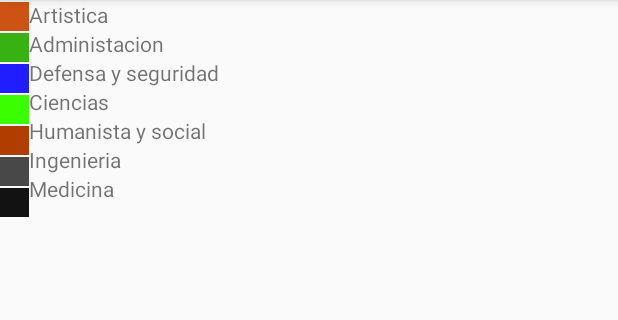
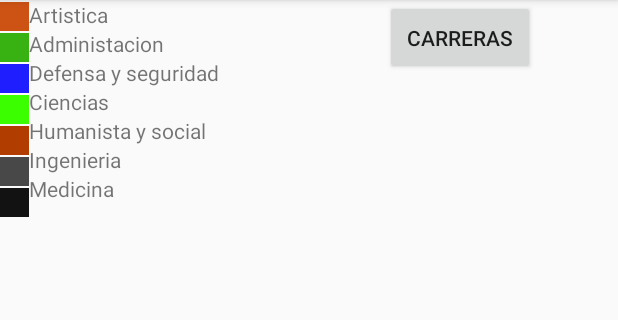
Before and after one commit to isaiascaamalgarcia/nu-uk, an Android app: the fragment Sec_result shown on its own in the app's theme, on a phone screen of 412 x 824 dp, the part 84-404 px from its top. Run offline under Robolectric (Android 15) with nearby library versions, the light colour scheme and no system bars; 4 statements that could not run were skipped.

Commit message:
+Ajustes :+1:

```diff
--- a/NuUkAppMobile/app/src/main/java/com/example/nuuk/nuukappmobile/Sec_result.java
+++ b/NuUkAppMobile/app/src/main/java/com/example/nuuk/nuukappmobile/Sec_result.java
@@ -3,10 +3,12 @@ package com.example.nuuk.nuukappmobile;
 import android.support.v4.app.Fragment;
 import android.graphics.Color;
 import android.os.Bundle;
+import android.support.v4.app.FragmentManager;
 import android.util.Log;
 import android.view.LayoutInflater;
 import android.view.View;
 import android.view.ViewGroup;
+import android.widget.Button;
 import android.widget.HorizontalScrollView;
 import android.widget.LinearLayout;
 import android.widget.RelativeLayout;
@@ -20,13 +22,14 @@ public class Sec_result extends Fragment{
     LinearLayout la;
     View rootView;
     String[] lista;
+    Button btn;
     int art=0,adm=0,def=0,cien=0,hum=0,ing=0,med=0;
 
 
     public Sec_result() {
         Sec_test object = new Sec_test();
         this.lista =  object.querysAnswer.lista.toArray(new String[object.querysAnswer.lista.size()]);
-        this.art= object.ing;
+        this.art = object.ing;
         this.adm = object.adm;
         this.def = object.def;
         this.cien = object.cien;
@@ -38,8 +41,21 @@ public class Sec_result extends Fragment{
 
     @Override
     public View onCreateView(LayoutInflater inflater, ViewGroup container, Bundle saveInstanceState){
+        super.onSaveInstanceState(saveInstanceState);
         rootView = inflater.inflate(R.layout.lay_result, container, false);
         la = (LinearLayout)rootView.findViewById(R.id.chart);
+        btn = (Button) rootView.findViewById(R.id.button);
+        btn.setOnClickListener(new View.OnClickListener()
+        {
+            @Override
+            public void onClick(View v)
+            {
+                Fragment fr;
+                fr = new Sec_carrer();
+                FragmentManager fragmentManager = getFragmentManager();
+                fragmentManager.beginTransaction().replace(R.id.content_frame, fr).commit();
+            }
+        });
         int color[] = new int[this.lista.length];
         for(int i = 0;i<lista.length;i++){
             color[i] = i;
@@ -49,8 +65,10 @@ public class Sec_result extends Fragment{
             Log.i("Ramon", "Value j:" + j);
             drawChart(1, color[j], height[j]);
         }
+
         return rootView;
     }
+
     private void drawChart(int count, int color, int height) {
         System.out.println(count+color+height);
         if(color==0){
--- a/NuUkAppMobile/app/src/main/res/layout-land/lay_result.xml
+++ b/NuUkAppMobile/app/src/main/res/layout-land/lay_result.xml
@@ -123,6 +123,11 @@
             android:layout_margin="5dp"
             android:layout_width="match_parent"
             android:layout_height="match_parent"/>
+        <Button
+            android:text="Carreras"
+            android:id="@+id/button"
+            android:layout_width="100dp"
+            android:layout_height="50dp"/>
 
     </LinearLayout>
 </HorizontalScrollView>
--- a/NuUkAppMobile/app/src/main/res/layout/lay_result.xml
+++ b/NuUkAppMobile/app/src/main/res/layout/lay_result.xml
@@ -123,6 +123,11 @@
             android:layout_margin="5dp"
             android:layout_width="match_parent"
             android:layout_height="match_parent"/>
+        <Button
+            android:text="Carreras"
+            android:id="@+id/button"
+            android:layout_width="100dp"
+            android:layout_height="50dp"/>
 
     </LinearLayout>
     </HorizontalScrollView>
```
Also changed, not shown: NuUkAppMobile/app/src/main/java/com/example/nuuk/nuukappmobile/Sec_test.java (+69 -25 lines).
